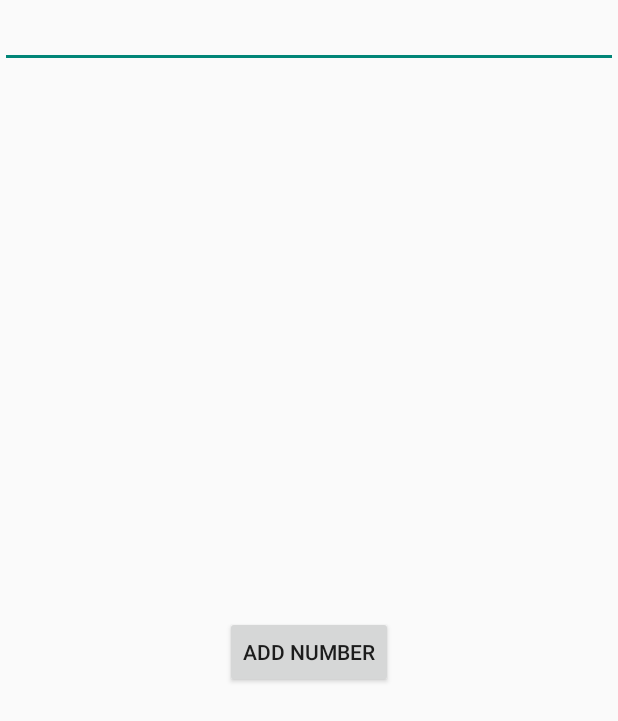
After one commit to ganeshkumar10/Compose-UI, an Android app built with Jetpack Compose: the layout activity_live_data.xml on its own in the app's theme, with its tools: preview values and no code run, on a phone screen of 412 x 824 dp. The commit adds this screen. Shown: the top 721 px of the screen. Run offline under Robolectric (Android 15) with nearby library versions, the phone set to English and light mode, and no system bars.

```diff
--- a/app/build.gradle.kts
+++ b/app/build.gradle.kts
@@ -63,6 +63,7 @@ dependencies {
     implementation(libs.material)
     implementation(libs.androidx.activity)
     implementation(libs.androidx.constraintlayout)
+    implementation(libs.firebase.crashlytics.buildtools)
     testImplementation(libs.junit)
     androidTestImplementation(libs.androidx.junit)
     androidTestImplementation(libs.androidx.espresso.core)
@@ -71,4 +72,5 @@ dependencies {
     debugImplementation(libs.androidx.ui.tooling)
     debugImplementation(libs.androidx.ui.test.manifest)
     implementation("androidx.compose.runtime:runtime-livedata:1.7.2")
+    implementation ("com.google.code.gson:gson:2.10.1")
 }
--- /dev/null
+++ b/app/src/main/res/layout/activity_live_data.xml
@@ -0,0 +1,27 @@
+<?xml version="1.0" encoding="utf-8"?>
+<androidx.constraintlayout.widget.ConstraintLayout xmlns:android="http://schemas.android.com/apk/res/android"
+    xmlns:app="http://schemas.android.com/apk/res-auto"
+    xmlns:tools="http://schemas.android.com/tools"
+    android:layout_width="match_parent"
+    android:layout_height="match_parent"
+    tools:context=".livedata.LiveDataActivity">
+
+    <EditText
+        android:id="@+id/edtUserNumber"
+        android:layout_width="match_parent"
+        android:layout_height="wrap_content"
+        app:layout_constraintEnd_toEndOf="parent"
+        app:layout_constraintStart_toStartOf="parent"
+        app:layout_constraintTop_toTopOf="parent" />
+
+    <Button
+        android:id="@+id/btnNumber"
+        android:layout_width="wrap_content"
+        android:layout_height="wrap_content"
+        android:text="Add Number"
+        app:layout_constraintBottom_toBottomOf="parent"
+        app:layout_constraintEnd_toEndOf="parent"
+        app:layout_constraintStart_toStartOf="parent"
+        app:layout_constraintTop_toBottomOf="@+id/edtUserNumber" />
+
+</androidx.constraintlayout.widget.ConstraintLayout>
--- a/gradle/libs.versions.toml
+++ b/gradle/libs.versions.toml
@@ -12,6 +12,7 @@ appcompat = "1.7.0"
 material = "1.12.0"
 activity = "1.8.0"
 constraintlayout = "2.1.4"
+firebaseCrashlyticsBuildtools = "3.0.2"
 
 [libraries]
 androidx-core-ktx = { group = "androidx.core", name = "core-ktx", version.ref = "coreKtx" }
@@ -32,6 +33,7 @@ androidx-appcompat = { group = "androidx.appcompat", name = "appcompat", version
 material = { group = "com.google.android.material", name = "material", version.ref = "material" }
 androidx-activity = { group = "androidx.activity", name = "activity", version.ref = "activity" }
 androidx-constraintlayout = { group = "androidx.constraintlayout", name = "constraintlayout", version.ref = "constraintlayout" }
+firebase-crashlytics-buildtools = { group = "com.google.firebase", name = "firebase-crashlytics-buildtools", version.ref = "firebaseCrashlyticsBuildtools" }
 
 [plugins]
 androidApplication = { id = "com.android.application", version.ref = "agp" }
```
Also changed, not shown: app/src/main/java/com/example/blogapplication/MainActivity.kt (+3 -23 lines), app/src/main/java/com/example/blogapplication/interview/Testing.java (added, +22 -0 lines), app/src/main/java/com/example/blogapplication/interview/ValidateConst.kt (added, +118 -0 lines).
